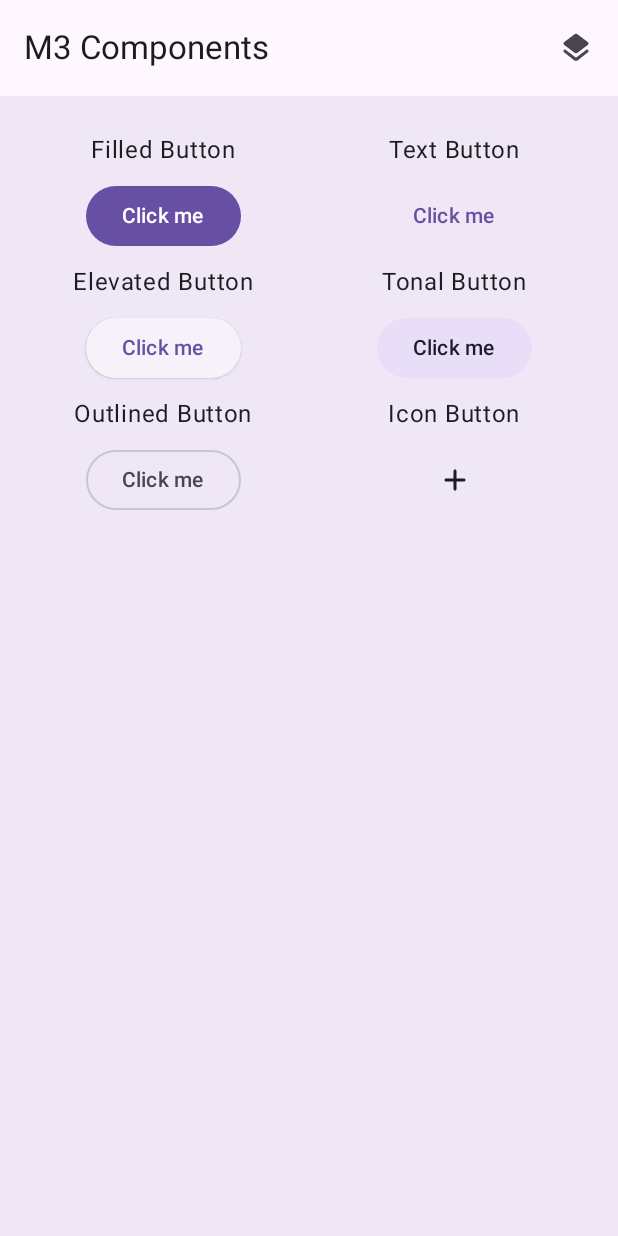
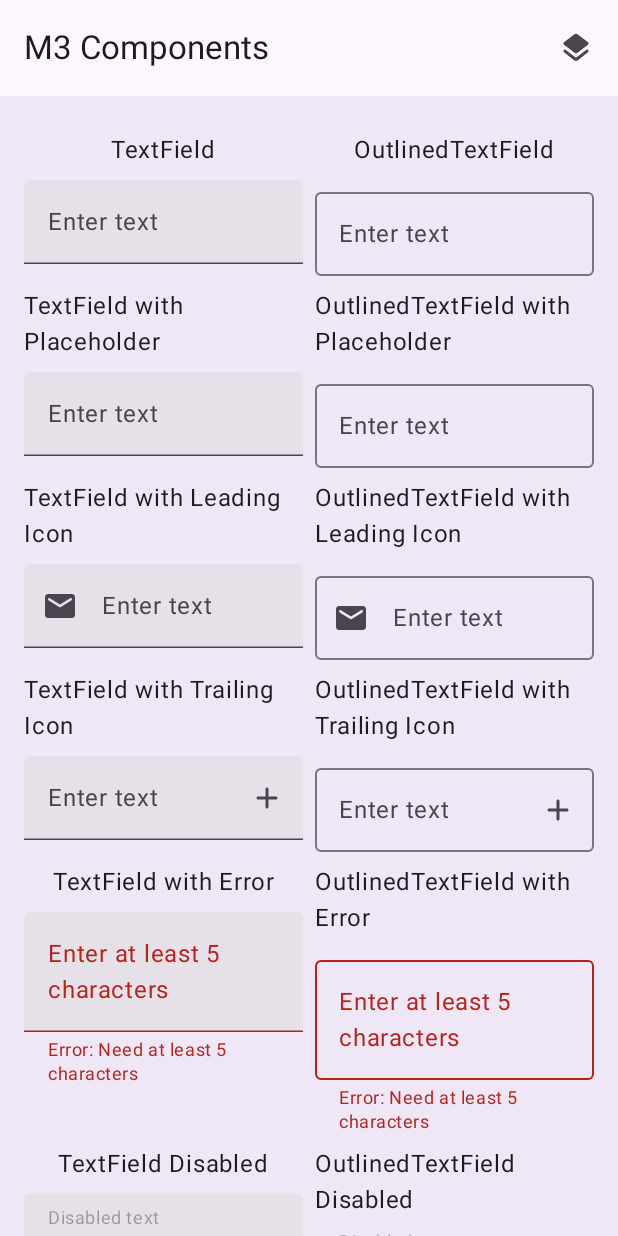
Before and after one commit to AleksandarAleksiev/MaterialComponentsCatalog, an Android app built with Jetpack Compose: the screen it shows after launch (MainActivity), on a phone screen of 412 x 824 dp. Run offline under Robolectric (Android 15) with nearby library versions, the phone set to English and light mode, and no system bars.

Commit message:
Feat: Add TextField components
This commit introduces the `TextFields` component, which includes various types of Material 3 text fields.
It supports `TextField`, `OutlinedTextField`, `TextField` with placeholder, leading, trailing icons, errors, disabled, and uncolored styles.
This new component is added to the `App` screen.

```diff
--- a/composeApp/src/commonMain/kotlin/com/aaleksiev/compose/material/components/App.kt
+++ b/composeApp/src/commonMain/kotlin/com/aaleksiev/compose/material/components/App.kt
@@ -21,7 +21,7 @@ import com.aaleksiev.compose.material.components.di.koinConfig
 import com.aaleksiev.compose.material.components.theme.AppTheme
 import com.aaleksiev.compose.material.components.ui.MaterialComponentsViewModel
 import com.aaleksiev.compose.material.components.ui.components.ComponentDetails
-import com.aaleksiev.compose.material.components.ui.components.buttons.Buttons
+import com.aaleksiev.compose.material.components.ui.components.textfields.TextInputs
 import kotlinx.serialization.Serializable
 import org.koin.compose.KoinApplication
 import org.koin.compose.viewmodel.koinViewModel
@@ -67,7 +67,7 @@ fun App() {
                         modifier = Modifier
                             .fillMaxSize()
                             .padding(innerPadding),
-                        items = Buttons()
+                        items = TextInputs()
                     )
                 }
             }
--- a/composeApp/src/commonMain/kotlin/com/aaleksiev/compose/material/components/ui/components/buttons/Buttons.kt
+++ b/composeApp/src/commonMain/kotlin/com/aaleksiev/compose/material/components/ui/components/buttons/Buttons.kt
@@ -14,7 +14,7 @@ import com.aaleksiev.compose.material.components.ui.model.Component
 import com.aaleksiev.compose.material.components.ui.model.ComponentItem
 import kotlinx.collections.immutable.persistentListOf
 
-data object Buttons : Component {
+internal data object Buttons : Component {
     override operator fun invoke() = persistentListOf(
         ComponentItem(
             name = "Filled Button",
--- /dev/null
+++ b/composeApp/src/commonMain/kotlin/com/aaleksiev/compose/material/components/ui/components/textfields/TextFields.kt
@@ -0,0 +1,232 @@
+package com.aaleksiev.compose.material.components.ui.components.textfields
+
+import androidx.compose.material.icons.Icons
+import androidx.compose.material.icons.rounded.Add
+import androidx.compose.material.icons.rounded.Email
+import androidx.compose.material3.ExperimentalMaterial3Api
+import androidx.compose.material3.Icon
+import androidx.compose.material3.OutlinedTextField
+import androidx.compose.material3.OutlinedTextFieldDefaults
+import androidx.compose.material3.Text
+import androidx.compose.material3.TextField
+import androidx.compose.material3.TextFieldDefaults
+import androidx.compose.runtime.getValue
+import androidx.compose.runtime.mutableStateOf
+import androidx.compose.runtime.remember
+import androidx.compose.runtime.setValue
+import androidx.compose.ui.graphics.Color
+import com.aaleksiev.compose.material.components.ui.model.Component
+import com.aaleksiev.compose.material.components.ui.model.ComponentItem
+import kotlinx.collections.immutable.persistentListOf
+
+@OptIn(ExperimentalMaterial3Api::class)
+internal data object TextInputs : Component {
+    override operator fun invoke() = persistentListOf(
+        ComponentItem(
+            name = "TextField",
+            content = {
+                var text by remember { mutableStateOf("") }
+                TextField(
+                    value = text,
+                    onValueChange = { text = it },
+                    label = { Text("Enter text") },
+                )
+            }
+        ),
+        ComponentItem(
+            name = "OutlinedTextField",
+            content = {
+                var text by remember { mutableStateOf("") }
+                OutlinedTextField(
+                    value = text,
+                    onValueChange = { text = it },
+                    label = { Text("Enter text") }
+                )
+            }
+        ),
+        ComponentItem(
+            name = "TextField with Placeholder",
+            content = {
+                var text by remember { mutableStateOf("") }
+                TextField(
+                    value = text,
+                    onValueChange = { text = it },
+                    placeholder = { Text("Placeholder text") },
+                    label = { Text("Enter text") }
+                )
+            }
+        ),
+        ComponentItem(
+            name = "OutlinedTextField with Placeholder",
+            content = {
+                var text by remember { mutableStateOf("") }
+                OutlinedTextField(
+                    value = text,
+                    onValueChange = { text = it },
+                    placeholder = { Text("Placeholder text") },
+                    label = { Text("Enter text") }
+                )
+            }
+        ),
+        ComponentItem(
+            name = "TextField with Leading Icon",
+            content = {
+                var text by remember { mutableStateOf("") }
+                TextField(
+                    value = text,
+                    onValueChange = { text = it },
+                    leadingIcon = {
+                        Icon(
+                            imageVector = Icons.Rounded.Email,
+                            contentDescription = "Email"
+                        )
+                    },
+                    label = { Text("Enter text") }
+                )
+            }
+        ),
+        ComponentItem(
+            name = "OutlinedTextField with Leading Icon",
+            content = {
+                var text by remember { mutableStateOf("") }
+                OutlinedTextField(
+                    value = text,
+                    onValueChange = { text = it },
+                    leadingIcon = {
+                        Icon(
+                            imageVector = Icons.Rounded.Email,
+                            contentDescription = "Email"
+                        )
+                    },
+                    label = { Text("Enter text") }
+                )
+            }
+        ),
+        ComponentItem(
+            name = "TextField with Trailing Icon",
+            content = {
+                var text by remember { mutableStateOf("") }
+                TextField(
+                    value = text,
+                    onValueChange = { text = it },
+                    trailingIcon = {
+                        Icon(
+                            imageVector = Icons.Rounded.Add,
+                            contentDescription = "Add"
+                        )
+                    },
+                    label = { Text("Enter text") }
+                )
+            }
+        ),
+        ComponentItem(
+            name = "OutlinedTextField with Trailing Icon",
+            content = {
+                var text by remember { mutableStateOf("") }
+                OutlinedTextField(
+                    value = text,
+                    onValueChange = { text = it },
+                    trailingIcon = {
+                        Icon(
+                            imageVector = Icons.Rounded.Add,
+                            contentDescription = "Add"
+                        )
+                    },
+                    label = { Text("Enter text") }
+                )
+            }
+        ),
+        ComponentItem(
+            name = "TextField with Error",
+            content = {
+                var text by remember { mutableStateOf("") }
+                var isError by remember { mutableStateOf(text.length < 5) }
+                TextField(
+                    value = text,
+                    onValueChange = {
+                        text = it
+                        isError = it.length < 5 // Example: Show error if less than 5 characters
+                    },
+                    isError = isError,
+                    label = { Text("Enter at least 5 characters") },
+                    supportingText = { if (isError) Text("Error: Need at least 5 characters") }
+                )
+            }
+        ),
+        ComponentItem(
+            name = "OutlinedTextField with Error",
+            content = {
+                var text by remember { mutableStateOf("") }
+                var isError by remember { mutableStateOf(text.length < 5) }
+                OutlinedTextField(
+                    value = text,
+                    onValueChange = {
+                        text = it
+                        isError = it.length < 5 // Example: Show error if less than 5 characters
+                    },
+                    isError = isError,
+                    label = { Text("Enter at least 5 characters") },
+                    supportingText = { if (isError) Text("Error: Need at least 5 characters") }
+                )
+            }
+        ),
+        ComponentItem(
+            name = "TextField Disabled",
+            content = {
+                var text by remember { mutableStateOf("This is disabled") }
+
+                TextField(
+                    value = text,
+                    onValueChange = { },
+                    enabled = false,
+                    label = { Text("Disabled text") }
+                )
+            }
+        ),
+        ComponentItem(
+            name = "OutlinedTextField Disabled",
+            content = {
+                var text by remember { mutableStateOf("This is disabled") }
+
+                OutlinedTextField(
+                    value = text,
+                    onValueChange = { },
+                    enabled = false,
+                    label = { Text("Disabled text") }
+                )
+            }
+        ),
+        ComponentItem(
+            name = "TextField Uncolor",
+            content = {
+                var text by remember { mutableStateOf("This is uncolored") }
+
+                TextField(
+                    value = text,
+                    onValueChange = { text=it},
+                    colors = TextFieldDefaults.colors(
+                        unfocusedIndicatorColor = Color.Transparent,
+                        focusedIndicatorColor = Color.Transparent
+                    ),
+                    label = { Text("Uncolor") }
+                )
+            }
+        ),
+        ComponentItem(
+            name = "OutlinedTextField Uncolor",
+            content = {
+                var text by remember { mutableStateOf("This is uncolored") }
+
+                OutlinedTextField(
+                    value = text,
+                    onValueChange = { text=it},
+                    colors = OutlinedTextFieldDefaults.colors(
+                        unfocusedBorderColor = Color.Transparent,
+                        focusedBorderColor = Color.Transparent
+                    ),
+                    label = { Text("Uncolor") }
+                )
+            }
+        ),
+    )
+}
```
